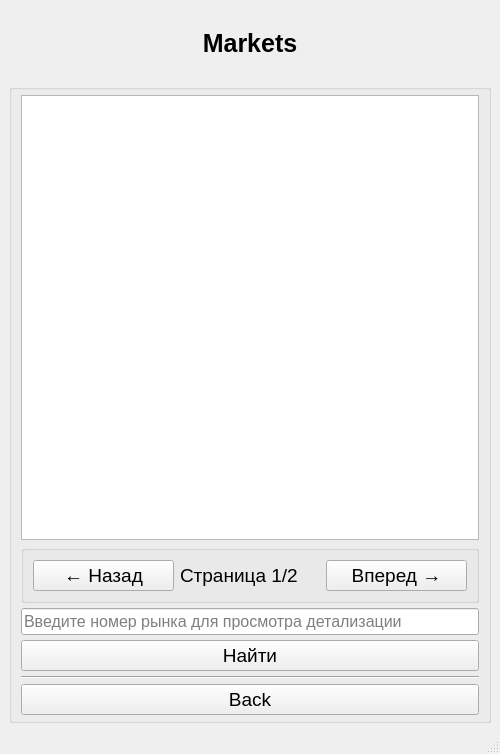
This is advanced/practice_7_GUI/resources/ui/market_result.ui in novobranchenko-danil/124-19 as Qt 5 draws it before an edit. The edited form follows.
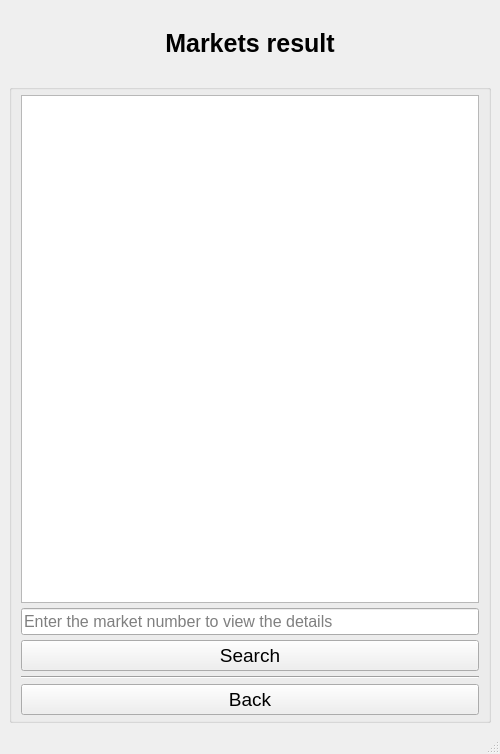
This is the edited form.

Patch:
```diff
--- a/advanced/practice_7_GUI/resources/ui/market_result.ui
+++ b/advanced/practice_7_GUI/resources/ui/market_result.ui
@@ -49,7 +49,7 @@
        </font>
       </property>
       <property name="text">
-       <string>Markets</string>
+       <string>Markets result</string>
       </property>
       <property name="textFormat">
        <enum>Qt::TextFormat::AutoText</enum>
@@ -88,7 +88,7 @@
       <property name="alignment">
        <set>Qt::AlignmentFlag::AlignCenter</set>
       </property>
-      <layout class="QVBoxLayout" name="verticalLayout" stretch="0,0,0,0,0,1">
+      <layout class="QVBoxLayout" name="verticalLayout" stretch="0,0,0,0,1">
        <property name="spacing">
         <number>5</number>
        </property>
@@ -104,36 +104,6 @@
        <item>
         <widget class="QTableWidget" name="output_table_info"/>
        </item>
-       <item>
-        <widget class="QGroupBox" name="groupBox_2">
-         <property name="title">
-          <string/>
-         </property>
-         <layout class="QHBoxLayout" name="horizontalLayout_3">
-          <item>
-           <widget class="QPushButton" name="back_page_button">
-            <property name="text">
-             <string>← Назад</string>
-            </property>
-           </widget>
-          </item>
-          <item>
-           <widget class="QLabel" name="pagination_info">
-            <property name="text">
-             <string>Страница 1/2</string>
-            </property>
-           </widget>
-          </item>
-          <item>
-           <widget class="QPushButton" name="next_page_button">
-            <property name="text">
-             <string>Вперед →</string>
-            </property>
-           </widget>
-          </item>
-         </layout>
-        </widget>
-       </item>
        <item>
         <widget class="QLineEdit" name="number_field_input">
          <property name="font">
@@ -148,14 +118,14 @@
           <string/>
          </property>
          <property name="placeholderText">
-          <string>Введите номер рынка для просмотра детализации</string>
+          <string>Enter the market number to view the details</string>
          </property>
         </widget>
        </item>
        <item>
         <widget class="QPushButton" name="search_button">
          <property name="text">
-          <string>Найти</string>
+          <string>Search</string>
          </property>
         </widget>
        </item>
```
